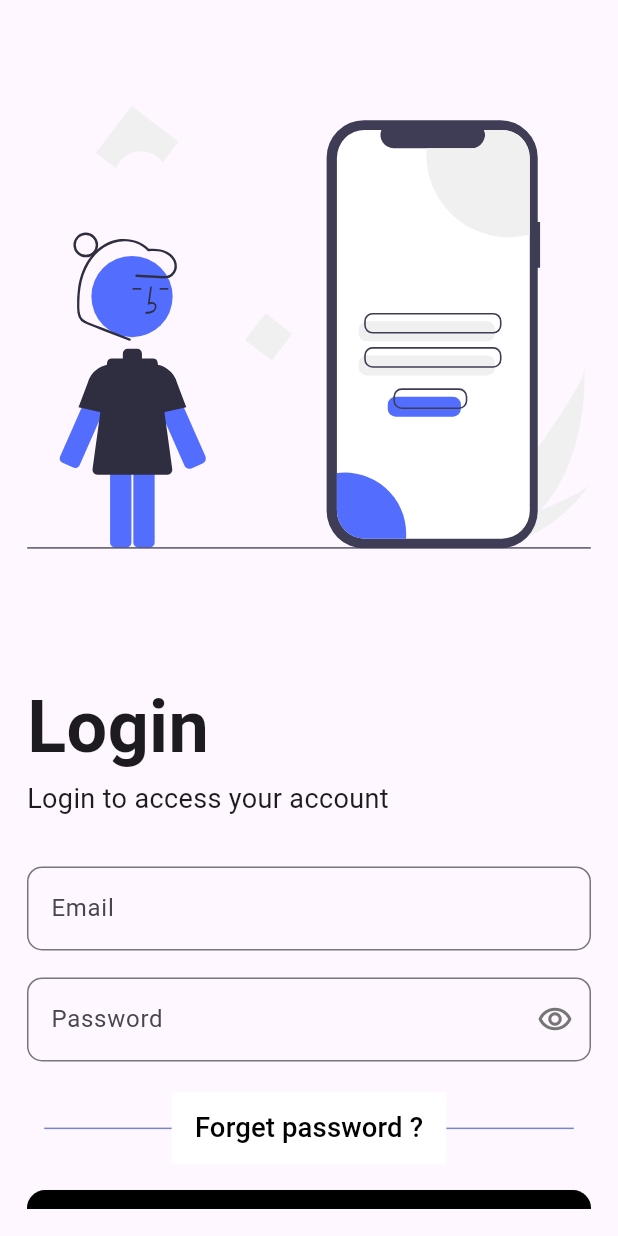
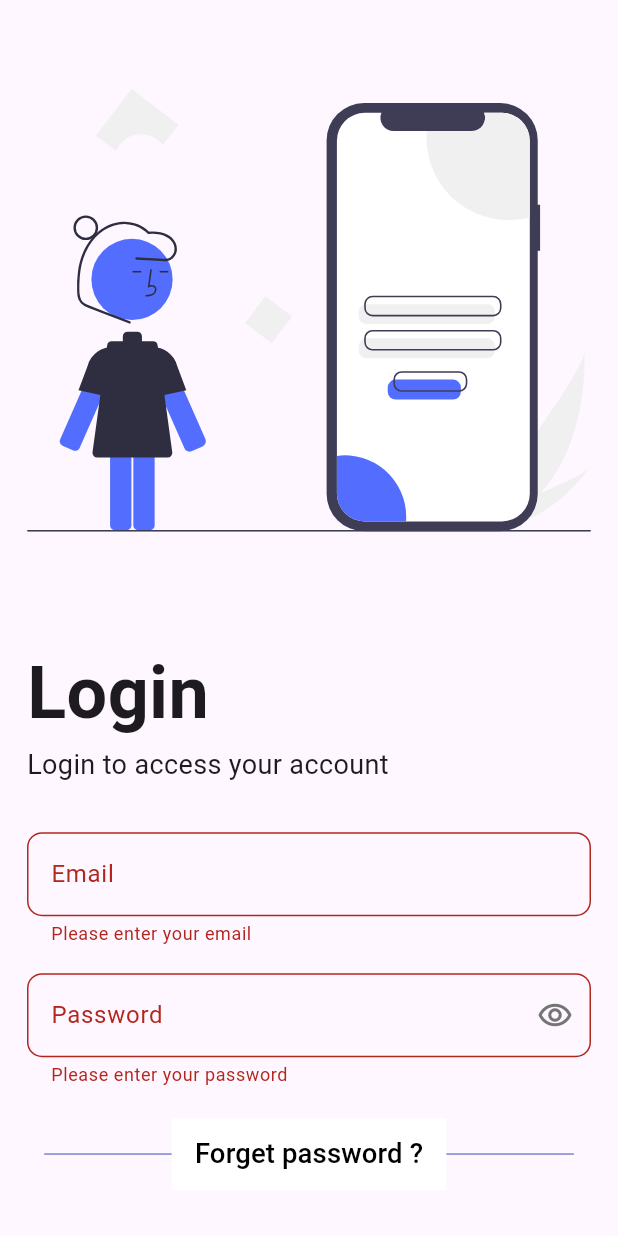
Before and after one commit to AhmedSamy02/tasklist_application, a Flutter app: the screen it shows after launch, after a tap on "Login", on a phone screen of 412 x 824 dp. Run offline on Flutter 3.47's test engine with Material 3 defaults, Android fonts, the phone set to English and light mode, and no system bars; our stand-ins replace dartz, dio, flutter_onboarding_slider, flutter_screenutil, flutter_secure_storage, flutter_svg and 4 more; missing offline and left inert: cloudinary_api, dart_frog, dart_jsonwebtoken, mongo_dart; Roboto replaces fonts that are missing (Cookie).

Commit message:
[➕ FR] Application; Adding login logic [🐞 BUG] Backend; Fixing login bad request

```diff
--- a/tasklist_application/tasklist_recipes_chat/analysis_options.yaml
+++ b/tasklist_application/tasklist_recipes_chat/analysis_options.yaml
@@ -1,4 +1,5 @@
 analyzer:
   errors:
     avoid_renaming_method_parameters: ignore
+    use_build_context_synchronously: ignore
 include: package:flutter_lints/flutter.yaml
--- a/tasklist_application/tasklist_recipes_chat/lib/core/constants/methods.dart
+++ b/tasklist_application/tasklist_recipes_chat/lib/core/constants/methods.dart
@@ -1,4 +1,16 @@
+import 'package:dio/dio.dart';
+import 'package:flutter_secure_storage/flutter_secure_storage.dart';
+import 'package:tasklist_recipes_chat/core/constants/values.dart';
+import 'package:tasklist_recipes_chat/features/auth/data/data_sources/auth_remote_datasource.dart';
+import 'package:tasklist_recipes_chat/features/auth/data/repositories/auth_repo_impl.dart';
 
-void initializeSingletons(){
-
+void initializeSingletons() {
+  getit.registerSingleton<FlutterSecureStorage>(const FlutterSecureStorage());
+  getit.registerSingleton<AuthRepoImpl>(
+    AuthRepoImpl(
+      remoteDataSource: AuthRemoteDatasourceImpl(
+        dio: Dio(),
+      ),
+    ),
+  );
 }
--- a/tasklist_application/tasklist_recipes_chat/lib/core/constants/values.dart
+++ b/tasklist_application/tasklist_recipes_chat/lib/core/constants/values.dart
@@ -11,4 +11,4 @@ final logger = Logger(
     printTime: false,
   ),
 );
-const baseURL = 'http://localhost:8080/';
+const baseURL = 'http://10.0.2.2:8080/';
--- a/tasklist_application/tasklist_recipes_chat/lib/features/auth/data/data_sources/auth_remote_datasource.dart
+++ b/tasklist_application/tasklist_recipes_chat/lib/features/auth/data/data_sources/auth_remote_datasource.dart
@@ -17,9 +17,9 @@ class AuthRemoteDatasourceImpl implements AuthRemoteDatasource {
   AuthRemoteDatasourceImpl({required this.dio});
   @override
   Future<User> login(String email, String password) async {
-    final response = await dio.post('$baseURL$endpoint/login',
+    final response = await dio.post('$baseURL${endpoint}login',
         data: {'email': email, 'password': password});
-    return User.fromJson(response.data);
+    return User.fromJson(response.data['data']);
   }
 
   @override
--- a/tasklist_application/tasklist_recipes_chat/lib/features/auth/presentation/screens/login_screen.dart
+++ b/tasklist_application/tasklist_recipes_chat/lib/features/auth/presentation/screens/login_screen.dart
@@ -2,6 +2,7 @@ import 'package:flutter/material.dart';
 import 'package:flutter_screenutil/flutter_screenutil.dart';
 import 'package:flutter_svg/flutter_svg.dart';
 import 'package:tasklist_recipes_chat/core/constants/assets.dart';
+import 'package:tasklist_recipes_chat/features/auth/presentation/controllers/auth_controller.dart';
 import 'package:tasklist_recipes_chat/features/auth/presentation/widgets/email_textfield.dart';
 import 'package:tasklist_recipes_chat/features/auth/presentation/widgets/login_paragraph.dart';
 import 'package:tasklist_recipes_chat/features/auth/presentation/widgets/password_textfield.dart';
@@ -9,10 +10,11 @@ import 'package:tasklist_recipes_chat/features/auth/presentation/widgets/passwor
 class LoginScreen extends StatelessWidget {
   final _emailController = TextEditingController();
   final _passwordController = TextEditingController();
-
+  final _formKey = GlobalKey<FormState>();
   LoginScreen({super.key});
   @override
   Widget build(BuildContext context) {
+    final controller = AuthController();
     return Scaffold(
       body: Padding(
         padding: const EdgeInsets.all(18.0),
@@ -20,14 +22,16 @@ class LoginScreen extends StatelessWidget {
           child: Column(
             children: [
               SizedBox(
-                height: 350.sp,
+                height: 330.sp,
                 child: SvgPicture.asset(kLoginAsset),
               ),
               Padding(
                 padding: EdgeInsets.symmetric(vertical: 28.sp),
                 child: const LoginParagraph(),
               ),
-              Column(
+              Form(
+                key: _formKey,
+                child: Column(
                   children: [
                     EmailTextfield(
                         emailController: _emailController, enabled: true),
@@ -36,9 +40,16 @@ class LoginScreen extends StatelessWidget {
                       child: PasswordTextfield(
                         controller: _passwordController,
                         textInputAction: TextInputAction.done,
+                        validator: (value) {
+                          if (value != null && value.isEmpty) {
+                            return 'Please enter your password';
+                          }
+                          return null;
+                        },
                       ),
                     )
                   ],
+                ),
               ),
               Padding(
                 padding: EdgeInsets.only(top: 18.sp),
@@ -71,7 +82,15 @@ class LoginScreen extends StatelessWidget {
                   width: double.infinity,
                   height: 50.sp,
                   child: ElevatedButton(
-                    onPressed: () {},
+                    onPressed: () {
+                      if (_formKey.currentState!.validate()) {
+                        controller.login(
+                          email: _emailController.text,
+                          password: _passwordController.text,
+                          context: context,
+                        );
+                      }
+                    },
                     style: ElevatedButton.styleFrom(
                       backgroundColor: Colors.black,
                       shape: RoundedRectangleBorder(
--- a/tasklist_application/tasklist_recipes_chat/lib/features/auth/presentation/widgets/email_textfield.dart
+++ b/tasklist_application/tasklist_recipes_chat/lib/features/auth/presentation/widgets/email_textfield.dart
@@ -13,6 +13,15 @@ class EmailTextfield extends StatelessWidget {
   @override
   Widget build(BuildContext context) {
     return TextFormField(
+      validator: (value) {
+        if (value != null && value.isEmpty) {
+          return 'Please enter your email';
+        }
+        if(value !=null && !RegExp(r'^[\w-\.]+@([\w-]+\.)+[\w-]{2,4}$').hasMatch(value)){
+          return 'Please enter a valid email';
+        }
+        return null;
+      },
       initialValue: initialValue,
       controller: emailController,
       enabled: enabled,
--- a/tasklist_application/tasklist_recipes_chat/lib/features/auth/presentation/widgets/password_textfield.dart
+++ b/tasklist_application/tasklist_recipes_chat/lib/features/auth/presentation/widgets/password_textfield.dart
@@ -5,9 +5,11 @@ class PasswordTextfield extends StatefulWidget {
     super.key,
     required this.controller,
     required this.textInputAction,
+    this.validator,
   });
   final TextEditingController controller;
   final TextInputAction textInputAction;
+  final String? Function(String? value)? validator;
   @override
   State<PasswordTextfield> createState() => _PasswordTextfieldState();
 }
@@ -16,7 +18,8 @@ class _PasswordTextfieldState extends State<PasswordTextfield> {
   bool shown = false;
   @override
   Widget build(BuildContext context) {
-    return TextField(
+    return TextFormField(
+      validator: widget.validator,
       controller: widget.controller,
       keyboardType: TextInputType.visiblePassword,
       obscureText: !shown,
--- a/tasklist_application/tasklist_recipes_chat/lib/main.dart
+++ b/tasklist_application/tasklist_recipes_chat/lib/main.dart
@@ -1,11 +1,13 @@
 import 'package:flutter/material.dart';
 import 'package:flutter_screenutil/flutter_screenutil.dart';
 import 'package:google_fonts/google_fonts.dart';
+import 'package:tasklist_recipes_chat/core/constants/methods.dart';
 import 'package:tasklist_recipes_chat/core/constants/screens.dart';
 import 'package:tasklist_recipes_chat/features/auth/presentation/screens/login_screen.dart';
 import 'package:tasklist_recipes_chat/features/auth/presentation/screens/onboarding_screen.dart';
 
 void main() {
+  initializeSingletons();
   runApp(const MainApp());
 }
 
@@ -14,6 +16,7 @@ class MainApp extends StatelessWidget {
 
   @override
   Widget build(BuildContext context) {
+
     return ScreenUtilInit(
       minTextAdapt: true,
       splitScreenMode: true,
--- a/tasklist_application/tasklist_recipes_chat/pubspec.yaml
+++ b/tasklist_application/tasklist_recipes_chat/pubspec.yaml
@@ -16,6 +16,7 @@ dependencies:
   flutter_bloc: ^8.1.6
   flutter_onboarding_slider: ^1.0.11
   flutter_screenutil: ^5.9.3
+  flutter_secure_storage: ^9.2.2
   flutter_svg: ^2.0.10+1
   get_it: ^7.7.0
   google_fonts: ^6.2.1
```
Also changed, not shown: tasklist_application/tasklist_recipes_chat/lib/features/auth/data/models/user.dart (+16 -7 lines), tasklist_application/tasklist_recipes_chat/lib/features/auth/presentation/controllers/auth_controller.dart (added, +65 -0 lines), tasklist_backend/routes/auth/login.dart (+2 -6 lines), tasklist_application/tasklist_recipes_chat/pubspec.lock, 5 other files. Lines whose indentation alone changed are shown as unchanged.
